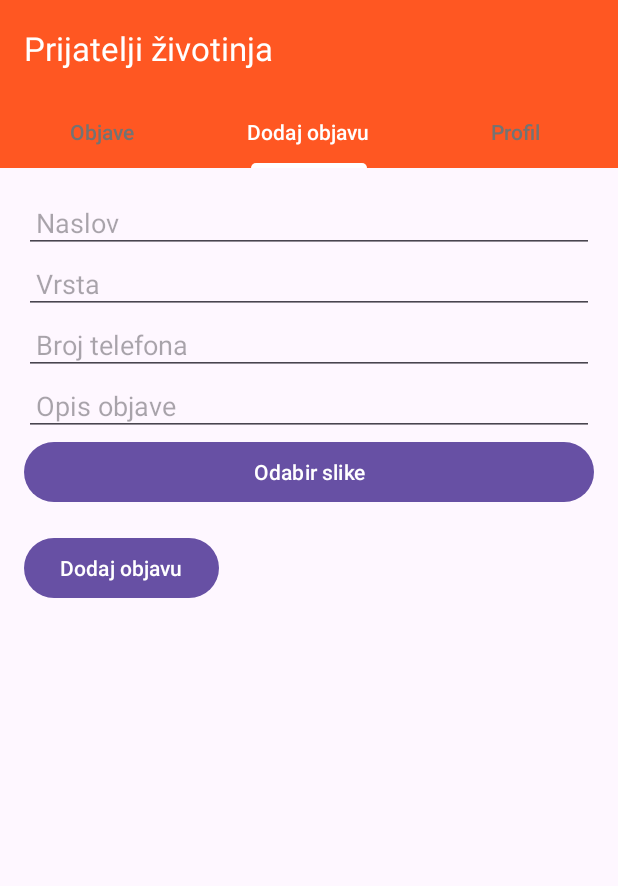
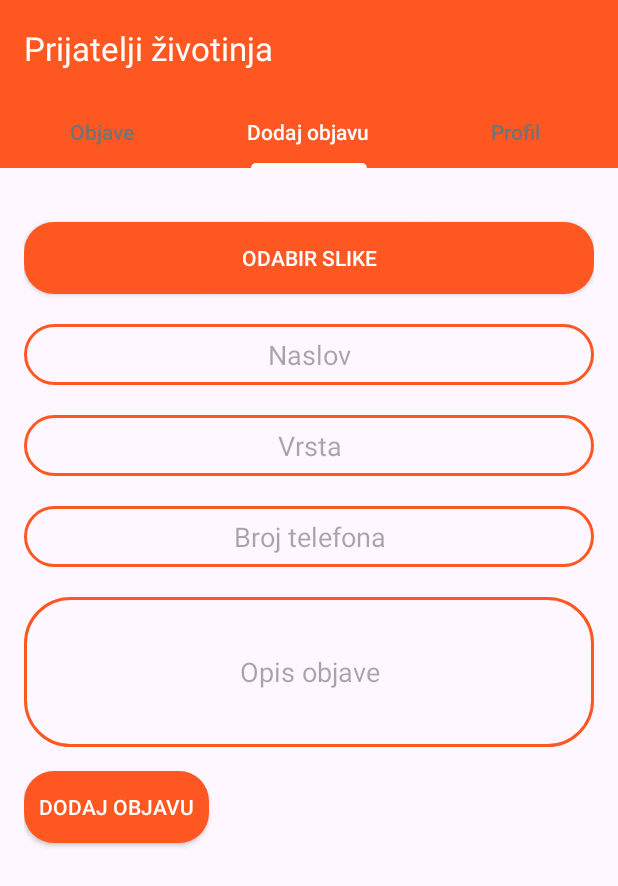
Before and after one commit to simunjelic/NRAMU_project, an Android app: the PostsFragment screen opened directly, with no data from a screen before it, tab 2 chosen, on a phone screen of 412 x 824 dp. Shown: the top 886 px of the screen. Run offline under Robolectric (Android 15) with nearby library versions, the phone set to English and light mode, and no system bars; our stand-ins replace Firebase (no records; nobody signed in at launch, a user with empty details on screens opened directly), Picasso.

Commit message:
Update fragments and views to match new style

```diff
--- a/app/src/main/res/drawable/registration_drawable.xml
+++ b/app/src/main/res/drawable/registration_drawable.xml
@@ -2,7 +2,7 @@
 <shape xmlns:android="http://schemas.android.com/apk/res/android" android:shape="rectangle">
     <stroke
         android:width="2dp"
-        android:color="@color/black"/>
+        android:color="@color/udomiOrange"/>
     <corners
         android:radius="30dp"/>
 </shape>
--- a/app/src/main/res/layout/fragment_add_post.xml
+++ b/app/src/main/res/layout/fragment_add_post.xml
@@ -7,6 +7,15 @@
     android:padding="16dp"
     tools:context=".fragment.AddPostFragment">
 
+    <androidx.appcompat.widget.AppCompatButton
+        android:id="@+id/buttonUploadImage"
+        android:layout_width="match_parent"
+        android:layout_height="wrap_content"
+        android:background="@drawable/rounded_button"
+        android:layout_marginTop="20dp"
+        android:textColor="@color/white"
+        android:text="Odabir slike" />
+
     <EditText
         android:id="@+id/titleEditText"
         android:layout_width="match_parent"
@@ -14,6 +23,9 @@
         android:layout_below="@id/postImage"
         android:hint="Naslov"
         android:padding="8dp"
+        android:background="@drawable/registration_drawable"
+        android:layout_marginTop="20dp"
+        android:gravity="center"
         android:inputType="text" />
 
     <EditText
@@ -23,6 +35,9 @@
         android:layout_below="@id/titleEditText"
         android:hint="Vrsta"
         android:padding="8dp"
+        android:background="@drawable/registration_drawable"
+        android:layout_marginTop="20dp"
+        android:gravity="center"
         android:inputType="text" />
 
     <EditText
@@ -33,6 +48,9 @@
         android:hint="Autor"
         android:padding="8dp"
         android:inputType="text"
+        android:background="@drawable/registration_drawable"
+        android:layout_marginTop="20dp"
+        android:gravity="center"
         android:visibility="gone"/>
 
     <EditText
@@ -42,6 +60,9 @@
         android:layout_below="@id/authorEditText"
         android:hint="Broj telefona"
         android:padding="8dp"
+        android:background="@drawable/registration_drawable"
+        android:layout_marginTop="20dp"
+        android:gravity="center"
         android:inputType="phone" />
 
     <EditText
@@ -51,21 +72,22 @@
         android:layout_below="@id/phoneEditText"
         android:hint="Opis objave"
         android:padding="8dp"
+        android:background="@drawable/registration_drawable"
+        android:layout_marginTop="20dp"
+        android:gravity="center"
+        android:height="100dp"
         android:inputType="textMultiLine" />
 
-    <Button
-        android:id="@+id/buttonUploadImage"
-        android:layout_width="match_parent"
-        android:layout_height="wrap_content"
-        android:text="Odabir slike" />
-
-    <Button
+    <androidx.appcompat.widget.AppCompatButton
         android:id="@+id/submitPostButton"
         android:layout_width="wrap_content"
         android:layout_height="wrap_content"
         android:layout_below="@id/descriptionEditText"
         android:layout_centerHorizontal="true"
         android:layout_marginTop="16dp"
+        android:background="@drawable/rounded_button"
+        android:textColor="@color/white"
+        android:padding="10dp"
         android:text="Dodaj objavu" />
 
 </LinearLayout>
```
Also changed, not shown: app/src/main/res/layout/fragment_profile.xml (+15 -1 lines), app/src/main/res/layout/post_item_list_view.xml (+13 -0 lines).
